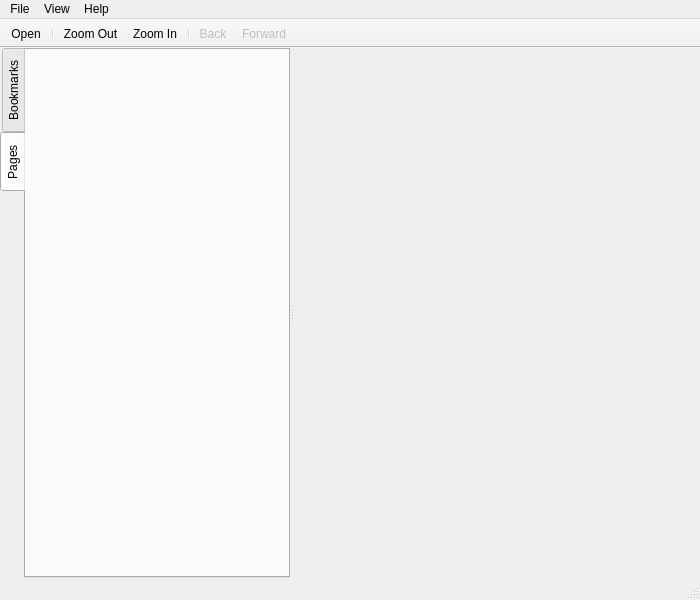
Above: examples/pdfwidgets/pdfviewer/mainwindow.ui from qt/qtwebengine before the change. Below: the same form after it.
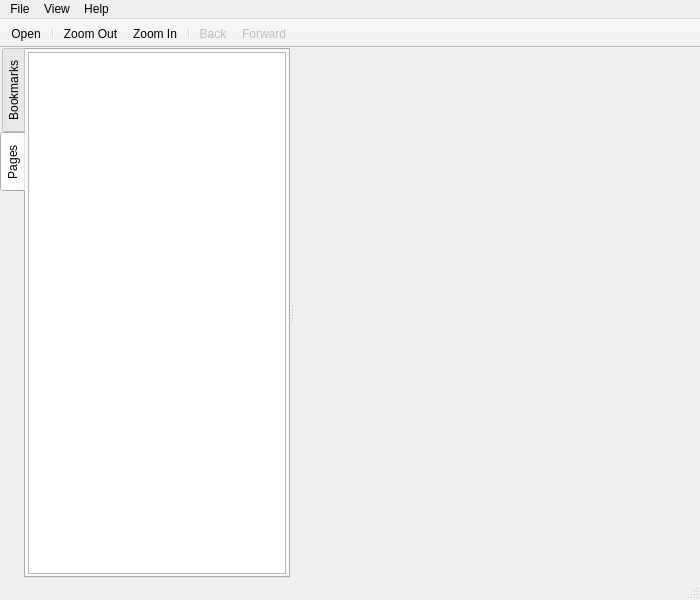
That is the form after the change. The open tabs and pages were chosen to show the change. Icons and pictures are not drawn. Custom widgets are drawn as their Qt base class.

Commit message:
Support DecorationRole for icons in QPdfDocument::pageModel
...and begin rendering thumbnails in the widget-based example by adding
a QListView in IconMode.

What changed in the file:
```diff
--- a/examples/pdfwidgets/pdfviewer/mainwindow.ui
+++ b/examples/pdfwidgets/pdfviewer/mainwindow.ui
@@ -111,6 +111,45 @@
            <attribute name="title">
             <string>Pages</string>
            </attribute>
+           <layout class="QVBoxLayout" name="verticalLayout_4">
+            <property name="leftMargin">
+             <number>2</number>
+            </property>
+            <property name="topMargin">
+             <number>2</number>
+            </property>
+            <property name="rightMargin">
+             <number>2</number>
+            </property>
+            <property name="bottomMargin">
+             <number>2</number>
+            </property>
+            <item>
+             <widget class="QListView" name="thumbnailsView">
+              <property name="sizePolicy">
+               <sizepolicy hsizetype="Preferred" vsizetype="Expanding">
+                <horstretch>0</horstretch>
+                <verstretch>0</verstretch>
+               </sizepolicy>
+              </property>
+              <property name="iconSize">
+               <size>
+                <width>128</width>
+                <height>128</height>
+               </size>
+              </property>
+              <property name="movement">
+               <enum>QListView::Static</enum>
+              </property>
+              <property name="resizeMode">
+               <enum>QListView::Adjust</enum>
+              </property>
+              <property name="viewMode">
+               <enum>QListView::IconMode</enum>
+              </property>
+             </widget>
+            </item>
+           </layout>
           </widget>
          </widget>
          <widget class="QPdfView" name="pdfView" native="true">
```
The commit also changes 3 other files.
